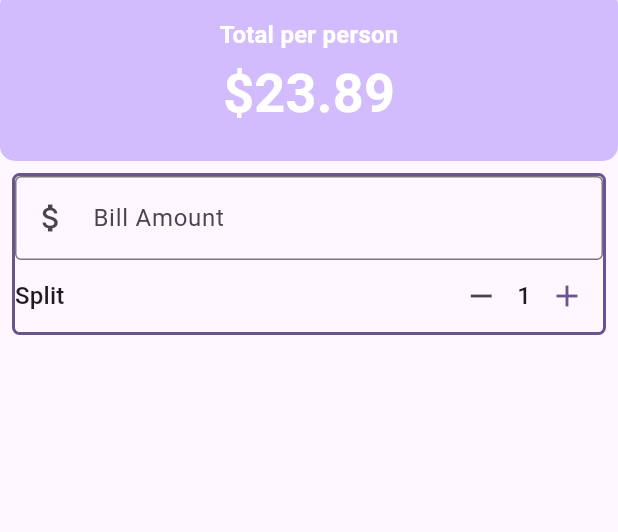
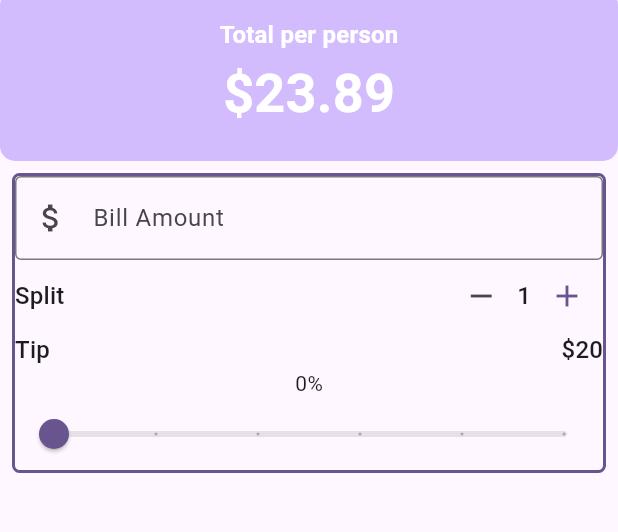
Before and after one commit to KazukiYoshida24/utip, a Flutter app: the screen it shows after launch, on a phone screen of 412 x 824 dp, the part 94-626 px from its top. Run offline on Flutter 3.47's test engine with Material 3 defaults, Android fonts, the phone set to English and light mode, and no system bars.

```diff
--- a/lib/main.dart
+++ b/lib/main.dart
@@ -33,6 +33,8 @@ class UTip extends StatefulWidget {
 
 class _UTipState extends State<UTip> {
   int _personCount = 1;
+
+  double _tipPercentage = 0.0;
 
   //Methods
   void increment() {
@@ -113,9 +115,35 @@ class _UTipState extends State<UTip> {
                         theme: theme,
                         onDecrement: decrement,
                         onIncrement: increment,
-                      )
+                      ),
                     ],
-                  )
+                  ),
+                  Row(
+                    mainAxisAlignment: MainAxisAlignment.spaceBetween,
+                    children: [
+                      Text(
+                        'Tip',
+                        style: theme.textTheme.titleMedium,
+                      ),
+                      Text(
+                        "\$20",
+                        style: theme.textTheme.titleMedium,
+                      ),
+                    ],
+                  ),
+                  Text('${(_tipPercentage * 100).round()}%'),
+                  Slider(
+                    value: _tipPercentage,
+                    onChanged: (value) {
+                      setState(() {
+                        _tipPercentage = value;
+                      });
+                    },
+                    min: 0,
+                    max: 0.5,
+                    divisions: 5,
+                    label: '${(_tipPercentage * 100).round()}',
+                  ),
                 ],
               ),
             ),
```
